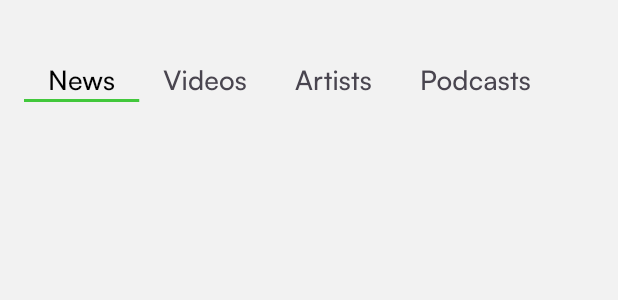
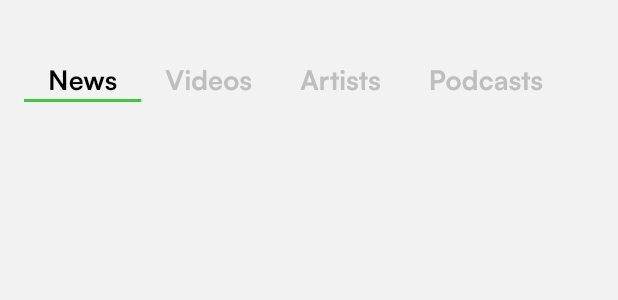
Before and after one commit to mo7ammed-hassan/spotify, a Flutter app: the Tabs widget shown alone on an empty page, opened directly, on a phone screen of 412 x 824 dp. Shown: the top 300 px of the screen. Run offline on Flutter 3.47's test engine with Material 3 defaults, Android fonts, the phone set to English and light mode, and no system bars; our stand-ins replace cloud_firestore, dartz, firebase_auth, firebase_core, flutter_bloc, flutter_svg and 2 more; accounts and stored records are empty.

Commit message:
delete folder and move file to main folder

```diff
--- a/lib/features/auth/data/sources/auth/auth_firebase_service.dart
+++ b/lib/features/auth/data/sources/auth_firebase_service.dart
@@ -1,8 +1,8 @@
 import 'package:cloud_firestore/cloud_firestore.dart';
 import 'package:dartz/dartz.dart';
 import 'package:firebase_auth/firebase_auth.dart';
-import 'package:spotify/features/auth/data/models/auth/create_user_req.dart';
-import 'package:spotify/features/auth/data/models/auth/signin_user_req.dart';
+import 'package:spotify/features/auth/data/models/create_user_req.dart';
+import 'package:spotify/features/auth/data/models/signin_user_req.dart';
 
 abstract class AuthFirebaseService {
   Future<Either> signup(CreateUserReq createUserReq);
--- a/lib/features/auth/domain/repository/auth/auth.dart
+++ b/lib/features/auth/domain/repository/auth.dart
@@ -1,6 +1,6 @@
 import 'package:dartz/dartz.dart';
-import 'package:spotify/features/auth/data/models/auth/create_user_req.dart';
-import 'package:spotify/features/auth/data/models/auth/signin_user_req.dart';
+import 'package:spotify/features/auth/data/models/create_user_req.dart';
+import 'package:spotify/features/auth/data/models/signin_user_req.dart';
 
 abstract class AuthRepository {
   Future<Either> signup(CreateUserReq createUserReq);
--- a/lib/features/auth/domain/use_cases/signin.dart
+++ b/lib/features/auth/domain/use_cases/signin.dart
@@ -1,7 +1,7 @@
 import 'package:dartz/dartz.dart';
 import 'package:spotify/core/usecase/usecase.dart';
-import 'package:spotify/features/auth/data/models/auth/signin_user_req.dart';
-import 'package:spotify/features/auth/domain/repository/auth/auth.dart';
+import 'package:spotify/features/auth/data/models/signin_user_req.dart';
+import 'package:spotify/features/auth/domain/repository/auth.dart';
 import 'package:spotify/service_locator.dart';
 
 class SigninUseCase extends UseCase<Either, SigninUserReq> {
--- a/lib/features/auth/domain/use_cases/signup.dart
+++ b/lib/features/auth/domain/use_cases/signup.dart
@@ -1,7 +1,7 @@
 import 'package:dartz/dartz.dart';
 import 'package:spotify/core/usecase/usecase.dart';
-import 'package:spotify/features/auth/data/models/auth/create_user_req.dart';
-import 'package:spotify/features/auth/domain/repository/auth/auth.dart';
+import 'package:spotify/features/auth/data/models/create_user_req.dart';
+import 'package:spotify/features/auth/domain/repository/auth.dart';
 import 'package:spotify/service_locator.dart';
 
 class SignupUseCase implements UseCase<Either, CreateUserReq> {
--- a/lib/features/auth/presentation/widgets/signin_body.dart
+++ b/lib/features/auth/presentation/widgets/signin_body.dart
@@ -3,7 +3,7 @@ import 'package:spotify/common/helper/navigator.dart';
 import 'package:spotify/common/helper/snackbar.dart';
 import 'package:spotify/common/widgets/button/basic_app_button.dart';
 import 'package:spotify/common/widgets/divider/basic_divider.dart';
-import 'package:spotify/features/auth/data/models/auth/signin_user_req.dart';
+import 'package:spotify/features/auth/data/models/signin_user_req.dart';
 import 'package:spotify/features/auth/domain/use_cases/signin.dart';
 import 'package:spotify/features/auth/presentation/widgets/auth_support_text.dart';
 import 'package:spotify/features/home/presentation/views/home.dart';
--- a/lib/features/auth/presentation/widgets/signup_body.dart
+++ b/lib/features/auth/presentation/widgets/signup_body.dart
@@ -3,7 +3,7 @@ import 'package:spotify/common/helper/navigator.dart';
 import 'package:spotify/common/helper/snackbar.dart';
 import 'package:spotify/common/widgets/button/basic_app_button.dart';
 import 'package:spotify/common/widgets/divider/basic_divider.dart';
-import 'package:spotify/features/auth/data/models/auth/create_user_req.dart';
+import 'package:spotify/features/auth/data/models/create_user_req.dart';
 import 'package:spotify/features/auth/domain/use_cases/signup.dart';
 import 'package:spotify/features/auth/presentation/widgets/auth_support_text.dart';
 import 'package:spotify/features/home/presentation/views/home.dart';
--- a/lib/features/home/presentation/widgets/tabs.dart
+++ b/lib/features/home/presentation/widgets/tabs.dart
@@ -24,6 +24,11 @@ class _TabsState extends State<Tabs> with SingleTickerProviderStateMixin {
       isScrollable: true,
       labelColor: context.isDarkMode ? Colors.white : Colors.black,
       indicatorColor: AppColors.primary,
+      unselectedLabelStyle: TextStyle(
+        color: context.isDarkMode
+            ? const Color(0xff616161)
+            : const Color(0xffBEBEBE),
+      ),
       padding: const EdgeInsets.symmetric(
         vertical: 40,
         horizontal: 16,
@@ -44,7 +49,7 @@ class _TabsState extends State<Tabs> with SingleTickerProviderStateMixin {
     return Text(
       title,
       style: const TextStyle(
-        fontWeight: FontWeight.w500,
+        fontWeight: FontWeight.w700,
         fontSize: 18,
       ),
     );
--- a/lib/service_locator.dart
+++ b/lib/service_locator.dart
@@ -1,7 +1,7 @@
 import 'package:get_it/get_it.dart';
-import 'package:spotify/features/auth/data/repository/auth/auth_repository_impl.dart';
-import 'package:spotify/features/auth/data/sources/auth/auth_firebase_service.dart';
-import 'package:spotify/features/auth/domain/repository/auth/auth.dart';
+import 'package:spotify/features/auth/data/repository/auth_repository_impl.dart';
+import 'package:spotify/features/auth/data/sources/auth_firebase_service.dart';
+import 'package:spotify/features/auth/domain/repository/auth.dart';
 import 'package:spotify/features/auth/domain/use_cases/signin.dart';
 import 'package:spotify/features/auth/domain/use_cases/signup.dart';
 
```
Also changed, not shown: lib/features/auth/data/repository/auth_repository_impl.dart (renamed from lib/features/auth/data/repository/auth/auth_repository_impl.dart, +4 -4 lines), lib/features/auth/data/models/create_user_req.dart (renamed from lib/features/auth/data/models/auth/create_user_req.dart), lib/features/auth/data/models/signin_user_req.dart (renamed from lib/features/auth/data/models/auth/signin_user_req.dart), lib/features/auth/domain/entites/user.dart (renamed from lib/features/auth/domain/entites/auth/user.dart).
